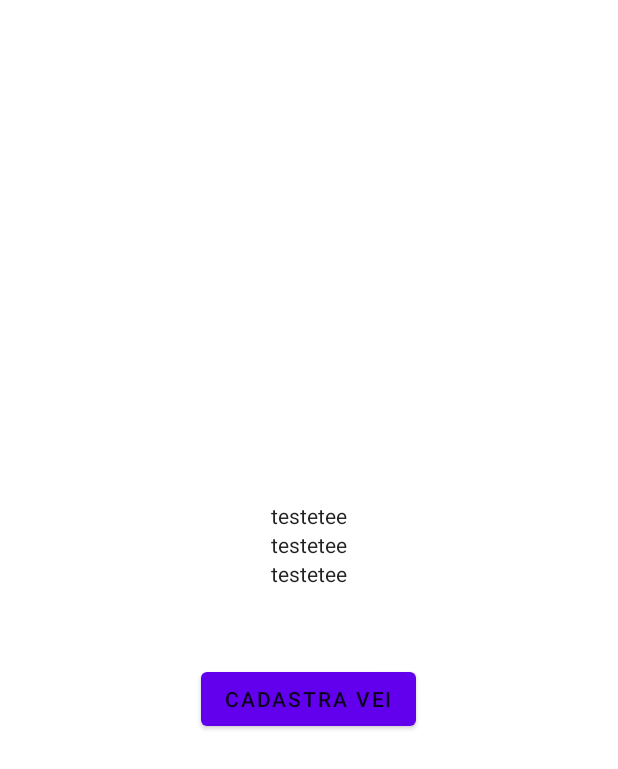
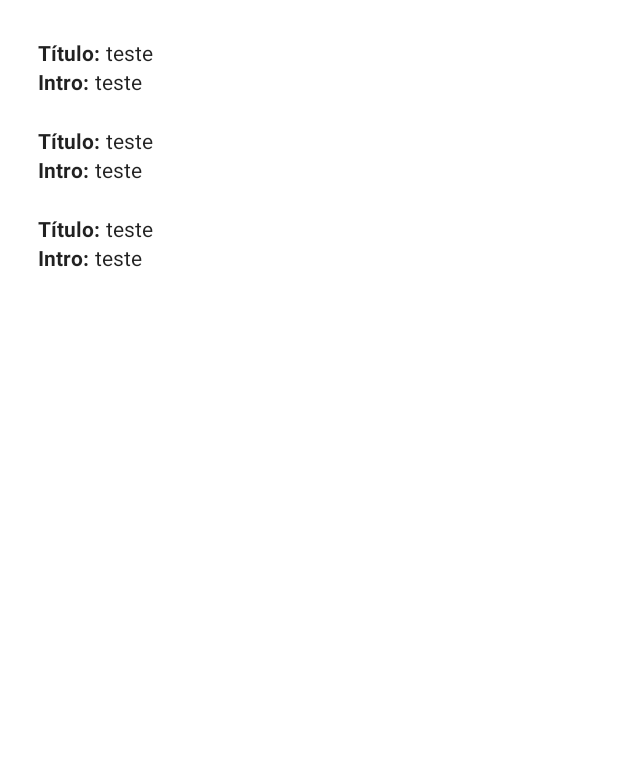
Before and after one commit to JulioCRFilho/KotlinArchitetureExample, an Android app: the layout fragment_open_schedules.xml on its own in the app's theme, with its tools: preview values and no code run, on a phone screen of 412 x 824 dp. Shown: the top 769 px of the screen. Run offline under Robolectric (Android 15) with nearby library versions, the phone set to English and light mode, and no system bars.

```diff
--- a/app/build.gradle
+++ b/app/build.gradle
@@ -43,4 +43,5 @@ dependencies {
     testImplementation 'junit:junit:4.12'
     androidTestImplementation 'androidx.test.ext:junit:1.1.1'
     androidTestImplementation 'androidx.test.espresso:espresso-core:3.2.0'
+    implementation 'com.squareup.retrofit2:converter-gson:2.4.0'
 }
--- a/app/src/main/res/layout/adapter_schedule.xml
+++ b/app/src/main/res/layout/adapter_schedule.xml
@@ -1,47 +1,54 @@
 <?xml version="1.0" encoding="utf-8"?>
 <androidx.constraintlayout.widget.ConstraintLayout xmlns:android="http://schemas.android.com/apk/res/android"
+    xmlns:app="http://schemas.android.com/apk/res-auto"
+    xmlns:tools="http://schemas.android.com/tools"
     android:layout_width="wrap_content"
     android:layout_height="wrap_content"
-    xmlns:app="http://schemas.android.com/apk/res-auto"
-    xmlns:tools="http://schemas.android.com/tools"
-    android:padding="10dp"
-    android:orientation="horizontal">
+    android:orientation="horizontal"
+    android:padding="10dp">
 
     <com.google.android.material.textview.MaterialTextView
         android:id="@+id/textView1"
         android:layout_width="wrap_content"
         android:layout_height="wrap_content"
-        app:layout_constraintTop_toTopOf="parent"
+        android:text="@string/title"
+        android:textColor="?android:attr/textColorPrimary"
         android:textStyle="bold"
         app:layout_constraintStart_toStartOf="parent"
-        android:text="@string/title"/>
+        app:layout_constraintTop_toTopOf="parent" />
 
     <com.google.android.material.textview.MaterialTextView
         android:id="@+id/schedule_title"
         android:layout_width="wrap_content"
         android:layout_height="wrap_content"
         android:layout_marginStart="4dp"
+        android:textColor="?android:attr/textColorPrimary"
+
+        app:layout_constraintStart_toEndOf="@id/textView1"
         app:layout_constraintTop_toTopOf="parent"
-        app:layout_constraintStart_toEndOf="@id/textView1"
-        tools:text="teste"/>
+        tools:text="teste" />
 
     <com.google.android.material.textview.MaterialTextView
         android:id="@+id/textView2"
         android:layout_width="wrap_content"
         android:layout_height="wrap_content"
-        app:layout_constraintTop_toBottomOf="@id/schedule_title"
+        android:text="@string/intro"
+
+        android:textColor="?android:attr/textColorPrimary"
         android:textStyle="bold"
         app:layout_constraintStart_toStartOf="parent"
-        android:text="@string/intro"/>
+        app:layout_constraintTop_toBottomOf="@id/schedule_title" />
 
     <com.google.android.material.textview.MaterialTextView
         android:id="@+id/schedule_intro"
         android:layout_width="wrap_content"
         android:layout_height="wrap_content"
         android:layout_marginStart="4dp"
+
+        android:textColor="?android:attr/textColorPrimary"
+        app:layout_constraintStart_toEndOf="@id/textView2"
         app:layout_constraintTop_toBottomOf="@id/schedule_title"
-        app:layout_constraintStart_toEndOf="@id/textView2"
-        tools:text="teste"/>
+        tools:text="teste" />
 
 
 </androidx.constraintlayout.widget.ConstraintLayout>
--- a/app/src/main/res/layout/fragment_open_schedules.xml
+++ b/app/src/main/res/layout/fragment_open_schedules.xml
@@ -1,37 +1,16 @@
 <?xml version="1.0" encoding="utf-8"?>
 
 <LinearLayout xmlns:android="http://schemas.android.com/apk/res/android"
+    xmlns:tools="http://schemas.android.com/tools"
     android:layout_width="match_parent"
     android:layout_height="match_parent"
-    android:gravity="center"
-    android:orientation="vertical">
+    android:orientation="vertical"
+    android:padding="15dp">
 
-    <TextView
-        android:layout_width="wrap_content"
-        android:layout_height="wrap_content"
-        android:gravity="center"
-        android:text="testetee"
-        android:textColor="?android:attr/textColorPrimary" />
-
-    <TextView
-        android:layout_width="wrap_content"
-        android:layout_height="wrap_content"
-        android:gravity="center"
-        android:text="testetee"
-        android:textColor="?android:attr/textColorPrimary" />
-
-    <TextView
-        android:layout_width="wrap_content"
-        android:layout_height="wrap_content"
-        android:gravity="center"
-        android:text="testetee"
-        android:textColor="?android:attr/textColorPrimary" />
-
-    <com.google.android.material.button.MaterialButton
-        android:id="@+id/registerBtn"
-        android:layout_width="wrap_content"
-        android:layout_height="wrap_content"
-        android:layout_marginTop="50dp"
-        android:text="CADASTRA VEI"
-        android:textColor="?android:attr/textColorPrimary" />
+    <androidx.recyclerview.widget.RecyclerView
+        android:id="@+id/openRecyclerView"
+        android:layout_width="match_parent"
+        android:layout_height="match_parent"
+        android:orientation="vertical"
+        tools:listitem="@layout/adapter_schedule" />
 </LinearLayout>
```
Also changed, not shown: app/src/main/java/com/example/uds/adapter/OpenSchedulesAdapter.kt (added, +33 -0 lines), app/src/main/java/com/example/uds/fragment/OpenSchedulesFragment.kt (+10 -3 lines), app/src/main/java/com/example/uds/model/Schedule.kt (+10 -1 lines), app/src/main/java/com/example/uds/utils/CustomDialog.kt (+6 -1 lines), app/src/main/java/com/example/uds/viewModel/HomeViewModel.kt (+48 -16 lines).
